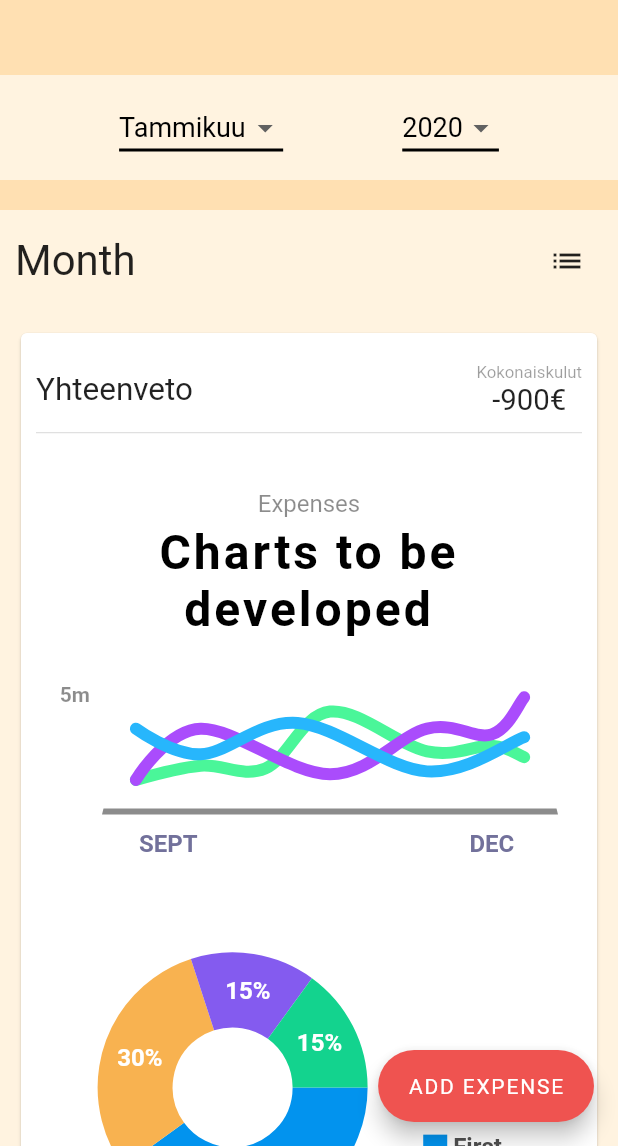
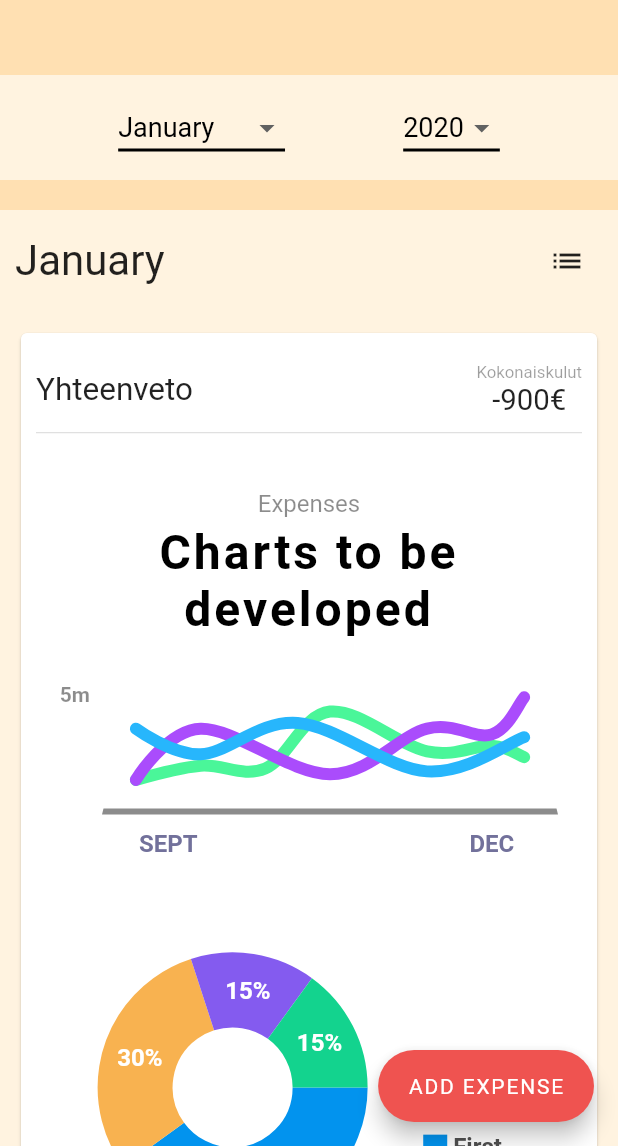
Before and after one commit to EetuK/kuluappi, a Flutter app: the screen it shows after launch, on a phone screen of 412 x 824 dp, the part 90-1236 px from its top. Run offline on Flutter 3.47's test engine with Material 2 defaults, Android fonts, the phone set to English and light mode, and no system bars; drawn by our look-alikes of fl_chart; our stand-ins replace flutter_mobx, flutter_svg, mobx, sqflite, toast; accounts and stored records are empty; generated files the repository leaves out were written again.

Commit message:
Add working logic to home page filters (#18)
Co-authored-by: EetuK <eetukoskelainen@hotmail.com>

```diff
--- /dev/null
+++ b/lib/models/month.dart
@@ -0,0 +1,94 @@
+enum Month {
+  January,
+  February,
+  March,
+  April,
+  May,
+  June,
+  July,
+  August,
+  September,
+  October,
+  November,
+  December
+}
+
+// class Month {
+//   num id;
+//   String name;
+
+//   Month(num id, String name) {
+//     this.id = id;
+//     this.name = name;
+//   }
+// }
+
+List<Month> getMonthNumbers() {
+  return Month.values.map((name) {
+    return name;
+  }).toList();
+}
+
+num getMonthNumber(Month month) {
+  switch (month) {
+    case Month.January:
+      return 1;
+    case Month.February:
+      return 2;
+    case Month.March:
+      return 3;
+    case Month.April:
+      return 4;
+    case Month.May:
+      return 5;
+    case Month.June:
+      return 6;
+    case Month.July:
+      return 7;
+    case Month.August:
+      return 8;
+    case Month.September:
+      return 9;
+    case Month.October:
+      return 10;
+    case Month.November:
+      return 11;
+    case Month.December:
+      return 12;
+
+    default:
+      return null;
+  }
+}
+
+String getMonthName(Month month) {
+  switch (month) {
+    case Month.January:
+      return 'January';
+    case Month.February:
+      return 'February';
+    case Month.March:
+      return 'March';
+    case Month.April:
+      return 'April';
+    case Month.May:
+      return 'May';
+    case Month.June:
+      return 'June';
+    case Month.July:
+      return 'July';
+    case Month.August:
+      return 'August';
+    case Month.September:
+      return 'September';
+    case Month.October:
+      return 'October';
+    case Month.November:
+      return 'November';
+    case Month.December:
+      return 'December';
+
+    default:
+      return "Error";
+  }
+}
--- a/lib/services/database.dart
+++ b/lib/services/database.dart
@@ -46,7 +46,7 @@ class ExpenseDatabase {
       ''');
     await db.execute('''
       CREATE TABLE expenses (
-        id INTEGER PRIMARY KEY AUTOINCREMENT,
+        id INTEGER PRIMARY KEY,
         sum float NOT NULL,
         description TEXT NOT NULL,
         date_created datetime NOT NULL,
@@ -80,8 +80,8 @@ class ExpenseDatabase {
         '''INSERT INTO expenses (sum, description, date_created, category_id) VALUES
         (10, "Kaljaa", datetime("now"), 1),
         (4.60, "Makkaraa", datetime("now"), 2),
-        (5, "Bensaa", datetime("now"), 3),
-        (60, "Lisää bensaa", datetime("now"), 3)
+        (5, "Bensaa", datetime('now','+40 day','localtime'), 3),
+        (60, "Lisää bensaa", datetime('now','+40 day','localtime'), 3)
       ''');
 
     print("Added dummy data to database");
--- a/lib/stores/expense_store.dart
+++ b/lib/stores/expense_store.dart
@@ -1,4 +1,5 @@
 import 'package:kuluappi/models/expense.dart';
+import 'package:kuluappi/models/month.dart';
 import 'package:mobx/mobx.dart';
 part 'expense_store.g.dart';
 
@@ -11,13 +12,42 @@ abstract class _ExpenseStoreBase with Store {
   @observable
   List<Expense> expenses = [];
 
+  @observable
+  bool isLoading = false;
+
+  @observable
+  Month month = Month.January; // Hard coded for now but whould be based on data
+
+  @observable
+  int year = 2020; // Hard coded for now
+
+  _ExpenseStoreBase() {
+    reaction((_) => month, (_) => this.fetchExpenses(month, year));
+    reaction((_) => year, (_) => this.fetchExpenses(month, year));
+  }
+
+  @action
+  void setMonth(Month month) {
+    this.month = month;
+  }
+
+  @action
+  void setYear(int year) {
+    this.year = year;
+  }
+
   @action
   void addExpense() {}
 
   @action
-  void fetchExpenses() {
-    // Fetch list of expenses
-    //fetchExpensesByMonth(month)
+  Future<void> fetchExpenses(Month month, int year) async {
+    this.isLoading = true;
+    // Todo: Add error handling
+    this.expenses = await getExpensesByYearAndMonth(month, year);
+    print(this
+        .expenses
+        .map((e) => e.description.toString() + " " + e.dateCreated.toString()));
+    this.isLoading = false;
   }
 
   @action
--- a/lib/views/home/widgets/charts/charts.dart
+++ b/lib/views/home/widgets/charts/charts.dart
@@ -1,10 +1,7 @@
 import 'package:flutter/material.dart';
-import 'package:flutter_mobx/flutter_mobx.dart';
-import 'package:kuluappi/models/expense.dart';
 import 'package:kuluappi/stores/expense_store.dart';
 import 'package:kuluappi/views/home/widgets/charts/line_chart.dart';
 import 'package:kuluappi/views/home/widgets/charts/pie_chart.dart';
-import 'package:provider/provider.dart';
 
 class Charts extends StatelessWidget {
   final ExpenseStore expenseStore;
@@ -12,10 +9,9 @@ class Charts extends StatelessWidget {
 
   @override
   Widget build(BuildContext context) {
-    final expenseStore = Provider.of<ExpenseStore>(context);
-
     return Center(
-        child: Card(
+        child: Column(children: [
+      Card(
           color: Colors.white,
           child: Padding(
               padding: EdgeInsets.all(10),
@@ -51,6 +47,7 @@ class Charts extends StatelessWidget {
                   LineChartSample1(),
                   PieChartSample2()
                 ],
-                ))));
+              )))
+    ]));
   }
 }
--- a/lib/views/home/widgets/content_toggle.dart
+++ b/lib/views/home/widgets/content_toggle.dart
@@ -1,4 +1,8 @@
 import 'package:flutter/material.dart';
+import 'package:flutter_mobx/flutter_mobx.dart';
+import 'package:kuluappi/models/month.dart';
+import 'package:kuluappi/stores/expense_store.dart';
+import 'package:provider/provider.dart';
 
 class ContentToggle extends StatefulWidget {
   final Widget listWidget;
@@ -22,6 +26,7 @@ class _ContentToggleState extends State<ContentToggle> {
 
   @override
   Widget build(BuildContext context) {
+    final expenseStore = Provider.of<ExpenseStore>(context);
     return Container(
       color: Colors.orange[50],
       child: Column(
@@ -32,10 +37,11 @@ class _ContentToggleState extends State<ContentToggle> {
                 mainAxisAlignment: MainAxisAlignment.spaceBetween,
                 crossAxisAlignment: CrossAxisAlignment.center,
                 children: [
-                  Text(
-                    "Month",
-                    textScaleFactor: 2,
-                  ),
+                  Observer(
+                      builder: (_) => Text(
+                            getMonthName(expenseStore.month),
+                            textScaleFactor: 2,
+                          )),
                   IconButton(
                     icon: Icon(_isListView ? Icons.bar_chart : Icons.list),
                     tooltip: 'List view',
--- a/lib/views/home/widgets/time_filter.dart
+++ b/lib/views/home/widgets/time_filter.dart
@@ -1,16 +1,23 @@
 import 'package:flutter/material.dart';
+import 'package:flutter_mobx/flutter_mobx.dart';
+import 'package:kuluappi/models/month.dart';
+import 'package:kuluappi/stores/expense_store.dart';
+import 'package:provider/provider.dart';
 
 class TimeFilter extends StatelessWidget {
   const TimeFilter();
 
   @override
   Widget build(BuildContext context) {
+    final expenseStore = Provider.of<ExpenseStore>(context);
+
     return Container(
       height: 70,
       color: Colors.orange[50],
       child: Row(mainAxisAlignment: MainAxisAlignment.spaceEvenly, children: [
-        DropdownButton<String>(
-            value: "Tammikuu",
+        Observer(
+            builder: (_) => DropdownButton<Month>(
+                value: expenseStore.month,
                 icon: Icon(Icons.arrow_drop_down),
                 iconSize: 24,
                 elevation: 16,
@@ -19,28 +26,18 @@ class TimeFilter extends StatelessWidget {
                   height: 2,
                   color: Colors.black,
                 ),
-            onChanged: (String newValue) {},
-            items: <String>[
-              'Tammikuu',
-              'Helmikuu',
-              'Maaliskuu',
-              'Huhtikuu',
-              'Toukokuu',
-              'Kesäkuu',
-              'Heinäkuu',
-              'Elokuu',
-              'Syyskuu',
-              'Lokakuu',
-              'Marraskuu',
-              'Joulukuu'
-            ].map<DropdownMenuItem<String>>((String value) {
-              return DropdownMenuItem<String>(
+                onChanged: (Month newMonth) {
+                  expenseStore.setMonth(newMonth);
+                },
+                items: [...getMonthNumbers()]
+                    .map<DropdownMenuItem<Month>>((Month value) {
+                  return DropdownMenuItem<Month>(
                     value: value,
-                child: Text(value),
+                    child: Text(getMonthName(value)),
                   );
-            }).toList()),
-        DropdownButton<String>(
-          value: "2020",
+                }).toList())),
+        DropdownButton<num>(
+          value: 2020,
           icon: Icon(Icons.arrow_drop_down),
           iconSize: 24,
           elevation: 16,
@@ -49,13 +46,15 @@ class TimeFilter extends StatelessWidget {
             height: 2,
             color: Colors.black,
           ),
-          onChanged: (String newValue) {},
-          items: <String>['2019', '2020']
-              .map<DropdownMenuItem<String>>((String value) {
-            return DropdownMenuItem<String>(
+          onChanged: (num newValue) {
+            expenseStore.setYear(newValue);
+          },
+          items: <num>[2020].map<DropdownMenuItem<num>>((num value) {
+            return DropdownMenuItem<num>(
                 value: value,
-              child: Text(value),
-            );
+                child: Text(
+                  value.toString(),
+                ));
           }).toList(),
         )
       ]),
```
Also changed, not shown: lib/models/expense.dart (+22 -20 lines), lib/stores/expense_store.g.dart. Lines whose indentation alone changed are shown as unchanged.
